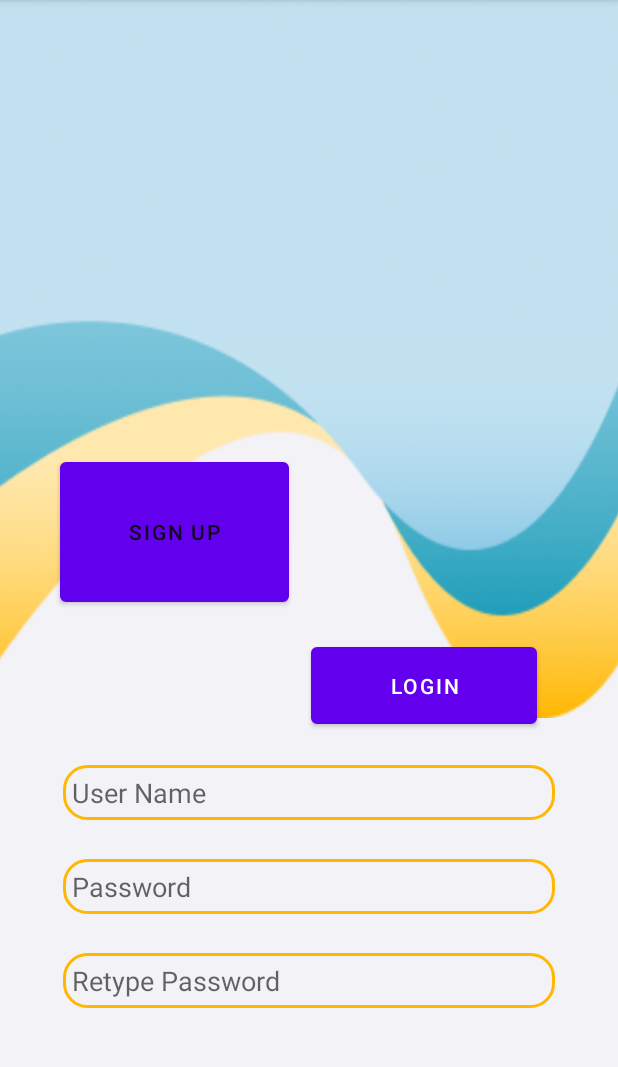
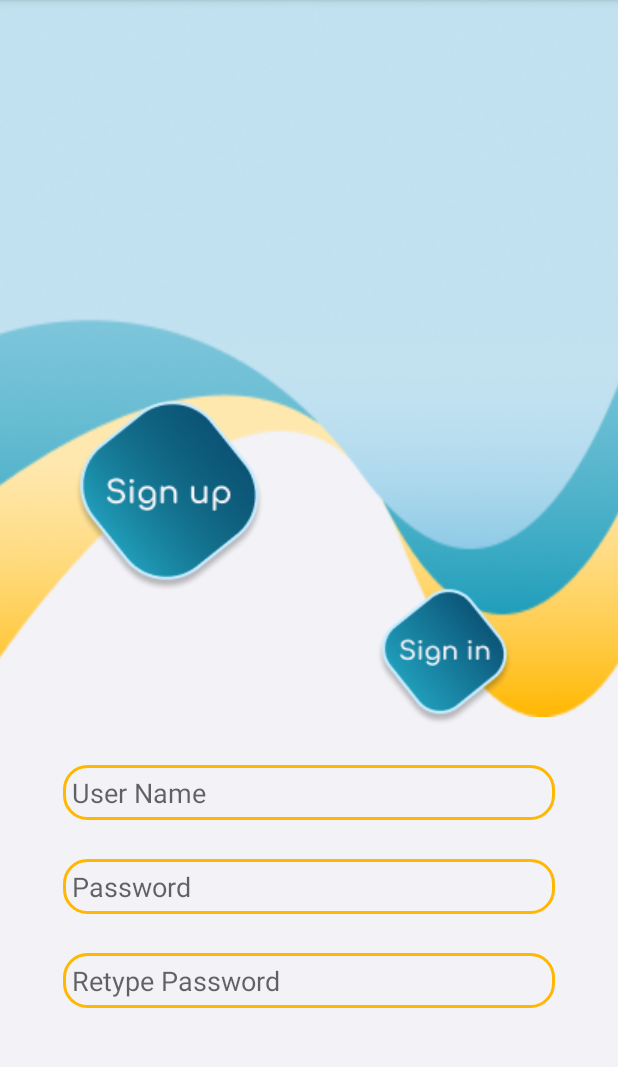
Before and after one commit to apantzar/androidRecipeProject2021, an Android app: the MainActivity screen opened directly, with no data from a screen before it, on a phone screen of 412 x 824 dp, the part 84-1151 px from its top. Run offline under Robolectric (Android 15) with nearby library versions, the phone set to English and light mode, and no system bars.

Commit message:
ui for sign up update

```diff
--- a/app/src/main/res/layout/activity_main.xml
+++ b/app/src/main/res/layout/activity_main.xml
@@ -52,7 +52,7 @@
         android:hint="Retype Password"
         android:inputType="textPassword" />
 
-    <Button
+    <android.widget.Button
 
         android:id="@+id/btnsignup"
         android:layout_width="wrap_content"
@@ -66,7 +66,7 @@
         android:layout_marginTop="308dp"
         android:layout_marginEnd="219dp"
         android:layout_marginBottom="30dp"
-
+        android:visibility="gone"
         android:background="@drawable/button_style"
         android:padding="10dp"
         android:text="Sign Up"
@@ -85,6 +85,7 @@
         android:layout_marginEnd="54dp"
         android:layout_marginBottom="285dp"
         android:background="@drawable/button_style"
+        android:visibility="gone"
         android:padding="10dp"
         android:text="Login"
         android:textColor="#ffffff" />
@@ -99,10 +100,40 @@
         android:layout_alignParentBottom="true"
         android:layout_centerInParent="true"
         android:layout_marginStart="-1dp"
-        android:layout_marginTop="-1dp"
+        android:layout_marginTop="-2dp"
         android:layout_marginEnd="-1dp"
-        android:layout_marginBottom="289dp"
+        android:layout_marginBottom="290dp"
         android:scaleType="fitXY"
         app:srcCompat="@drawable/background" />
 
+    <ImageButton
+        android:id="@+id/imageButton"
+        android:layout_width="wrap_content"
+        android:layout_height="wrap_content"
+        android:layout_alignParentStart="true"
+        android:layout_alignParentTop="true"
+        android:layout_centerVertical="true"
+        android:layout_marginStart="35dp"
+        android:layout_marginTop="253dp"
+        android:layout_marginEnd="52dp"
+        android:layout_marginBottom="109dp"
+        android:layout_toStartOf="@+id/imageButton2"
+        android:text="Sign Up"
+        android:background="@null"
+        app:srcCompat="@drawable/btn_signup" />
+
+    <ImageButton
+        android:id="@+id/imageButton2"
+        android:layout_width="wrap_content"
+        android:layout_height="wrap_content"
+        android:layout_alignParentTop="true"
+        android:layout_alignParentEnd="true"
+        android:layout_alignParentBottom="true"
+        android:layout_marginTop="366dp"
+        android:layout_marginEnd="61dp"
+        android:layout_marginBottom="258dp"
+        android:text="Sign In"
+        android:background="@null"
+        app:srcCompat="@drawable/btn_signin" />
+
 </RelativeLayout>
```
Also changed, not shown: app/src/main/res/drawable/btn_sign_in.png (added), app/src/main/res/drawable/btn_sign_up.png (added), app/src/main/res/drawable/btn_signin.png (added), app/src/main/res/drawable/btn_signup.png (added), app/src/main/res/drawable/triangles.png (deleted), app/src/main/res/drawable/triangles2.png (deleted), app/src/main/res/drawable/triangles3.png (deleted).
